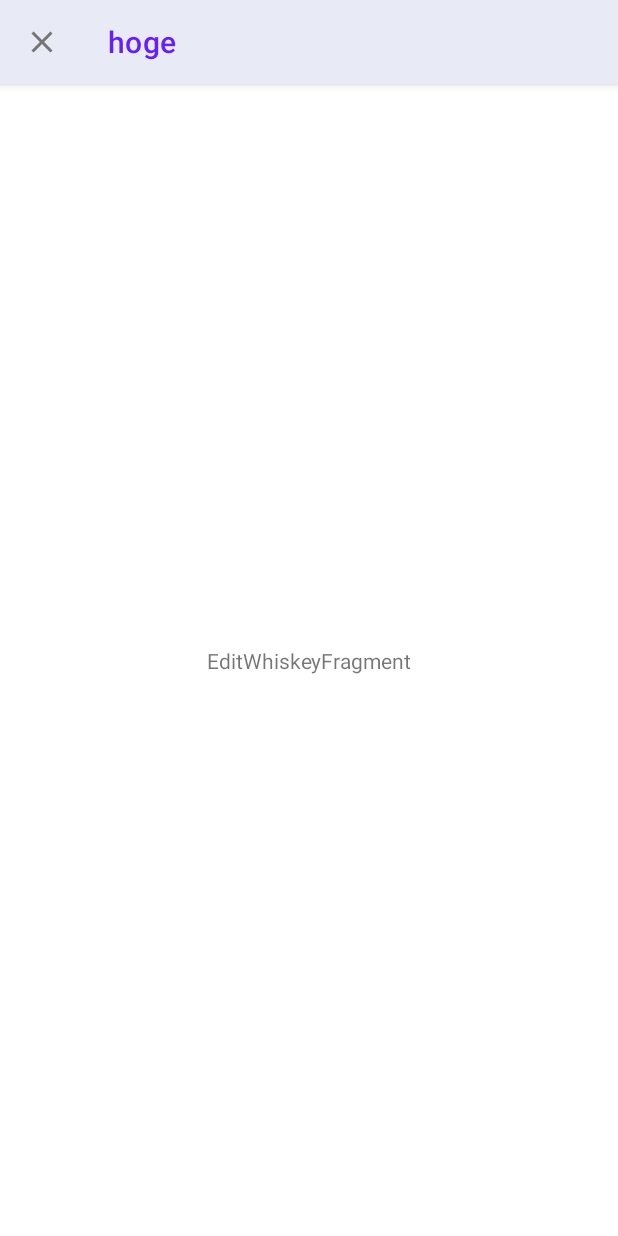
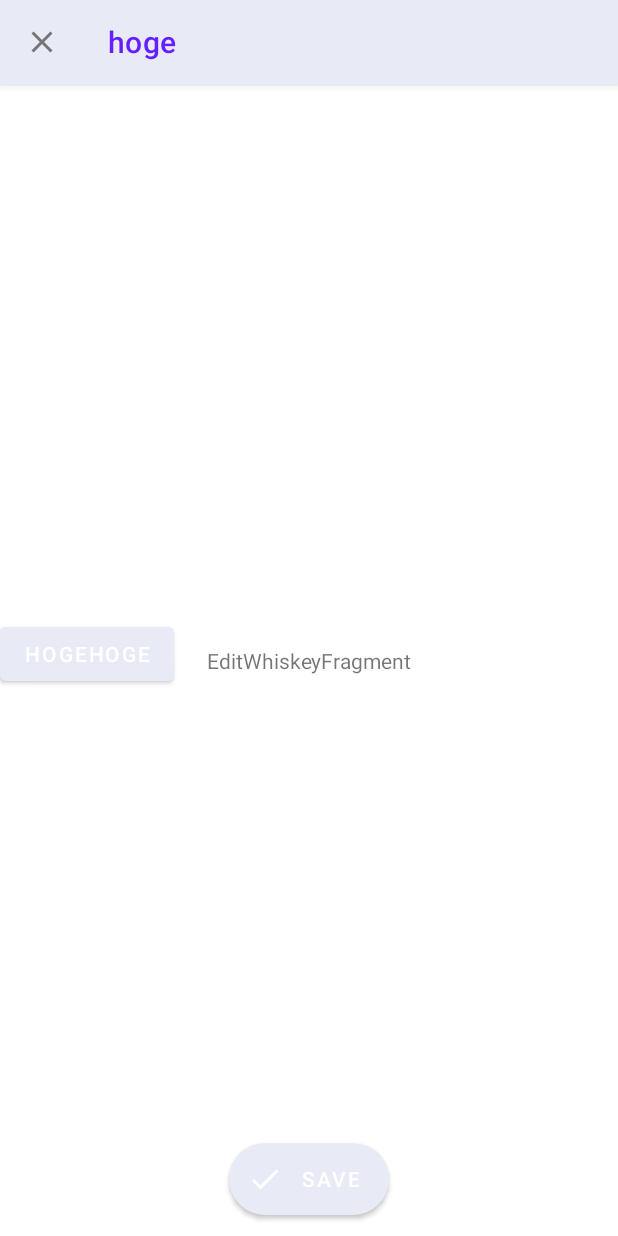
Before and after one commit to aosa4054/Whiskeynote, an Android app: the EditWhiskeyActivity screen opened directly, with no data from a screen before it, on a phone screen of 412 x 824 dp. Run offline under Robolectric (Android 15) with nearby library versions, the phone set to English and light mode, and no system bars; libraries missing offline, so code that uses them is left out: permissions.dispatcher.

Commit message:
uriモチモチ

```diff
--- a/app/src/main/java/io/github/aosa4054/whiskeynote/editWhiskey/EditWhiskeyFragment.kt
+++ b/app/src/main/java/io/github/aosa4054/whiskeynote/editWhiskey/EditWhiskeyFragment.kt
@@ -1,12 +1,16 @@
 package io.github.aosa4054.whiskeynote.editWhiskey
 
+import android.graphics.Outline
 import androidx.lifecycle.ViewModelProviders
 import android.os.Bundle
 import androidx.fragment.app.Fragment
 import android.view.LayoutInflater
 import android.view.View
 import android.view.ViewGroup
+import android.view.ViewOutlineProvider
+import androidx.core.graphics.drawable.toDrawable
 import io.github.aosa4054.whiskeynote.R
+import kotlinx.android.synthetic.main.fragment_edit_whiskey.*
 
 class EditWhiskeyFragment : Fragment() {
 
@@ -18,13 +22,26 @@ class EditWhiskeyFragment : Fragment() {
 
     override fun onCreateView(inflater: LayoutInflater, container: ViewGroup?,
                               savedInstanceState: Bundle?): View {
-        return inflater.inflate(R.layout.fragment_edit_whiskey, container, false)
+
+        val view = inflater.inflate(R.layout.fragment_edit_whiskey, container, false)
+        return view
     }
 
     override fun onActivityCreated(savedInstanceState: Bundle?) {
         super.onActivityCreated(savedInstanceState)
+
+        //fab_save.outlineProvider = ExtendedFabOutlineProvider()
+        //fab_save.clipToOutline = true
+
         viewModel = ViewModelProviders.of(this).get(EditWhiskeyViewModel::class.java)
         // TODO: Use the ViewModel
     }
 
+    class ExtendedFabOutlineProvider : ViewOutlineProvider() {
+
+        override fun getOutline(view: View, outline: Outline) {
+            outline.setRoundRect(0, 0, view.width, view.height, view.height / 2f)
+            view.background = R.color.colorAccent.toDrawable()
+        }
+    }
 }
--- /dev/null
+++ b/app/src/main/res/drawable/ic_done_white_24dp.xml
@@ -0,0 +1,5 @@
+<vector android:height="24dp" android:tint="#FFFFFF"
+    android:viewportHeight="24.0" android:viewportWidth="24.0"
+    android:width="24dp" xmlns:android="http://schemas.android.com/apk/res/android">
+    <path android:fillColor="#FF000000" android:pathData="M9,16.2L4.8,12l-1.4,1.4L9,19 21,7l-1.4,-1.4L9,16.2z"/>
+</vector>
--- a/app/src/main/res/layout/activity_edit_whiskey.xml
+++ b/app/src/main/res/layout/activity_edit_whiskey.xml
@@ -22,6 +22,27 @@
             android:background="?attr/colorPrimary"
             app:navigationIcon="@drawable/ic_close_black_24dp" />
     </com.google.android.material.appbar.AppBarLayout>
+    <androidx.appcompat.widget.AppCompatImageView
+        android:id="@+id/editing_image"
+        android:layout_width="wrap_content"
+        android:layout_height="wrap_content"
+        android:layout_marginStart="32dp"
+        android:layout_marginTop="32dp"
+        android:layout_marginEnd="32dp"
+        android:layout_marginBottom="32dp"
+        app:layout_constraintBottom_toBottomOf="parent"
+        app:layout_constraintEnd_toEndOf="parent"
+        app:layout_constraintStart_toStartOf="parent"
+        app:layout_constraintTop_toTopOf="parent" />
+
+    <com.google.android.material.button.MaterialButton
+        android:layout_width="wrap_content"
+        android:id="@+id/hogehoge"
+        android:layout_height="wrap_content"
+        android:text="hogehoge"
+        app:layout_constraintTop_toBottomOf="@id/editing_image"
+        app:layout_constraintStart_toStartOf="parent"/>
+
 
     <fragment
         android:id="@+id/fragment"
--- a/app/src/main/res/layout/fragment_edit_whiskey.xml
+++ b/app/src/main/res/layout/fragment_edit_whiskey.xml
@@ -6,7 +6,8 @@
     android:layout_width="match_parent"
     android:layout_height="match_parent">
 
-    <de.hdodenhof.circleimageview.CircleImageView
+    <!--
+    <androidx.appcompat.widget.AppCompatImageView
         android:id="@+id/editing_image"
         android:layout_width="wrap_content"
         android:layout_height="wrap_content"
@@ -19,6 +20,13 @@
         app:layout_constraintStart_toStartOf="parent"
         app:layout_constraintTop_toTopOf="parent" />
 
+    <com.google.android.material.button.MaterialButton
+        android:layout_width="wrap_content"
+        android:layout_height="wrap_content"
+        android:text="hogehoge"
+        app:layout_constraintTop_toBottomOf="@id/editing_image"
+        app:layout_constraintStart_toStartOf="parent"/>-->
+
     <TextView
         android:id="@+id/message"
         android:layout_width="wrap_content"
@@ -29,4 +37,14 @@
         app:layout_constraintStart_toStartOf="parent"
         app:layout_constraintTop_toTopOf="parent" />
 
+    <com.google.android.material.button.MaterialButton
+        style="@style/extendedFab"
+        android:id="@+id/fab_save"
+        android:text="save"
+        app:icon="@drawable/ic_done_white_24dp"
+        app:layout_constraintBottom_toBottomOf="parent"
+        app:layout_constraintEnd_toEndOf="parent"
+        app:layout_constraintStart_toStartOf="parent"
+        android:layout_marginBottom="8dp" />
+
 </androidx.constraintlayout.widget.ConstraintLayout>
--- a/app/src/main/res/values/styles.xml
+++ b/app/src/main/res/values/styles.xml
@@ -1,4 +1,4 @@
-<resources>
+<resources xmlns:app="http://schemas.android.com/apk/res-auto">
 
     <!-- Base application theme. -->
     <style name="AppTheme" parent="Theme.MaterialComponents.Light">
@@ -22,4 +22,15 @@
         <item name="textAllCaps">false</item>
     </style>
 
+    <!--MaterialButtonに適用すること-->
+    <style name="extendedFab">
+        <item name="android:elevation">6dp</item>
+        <item name="android:layout_height">60dp</item>
+        <item name="android:layout_width">wrap_content</item>
+        <item name="android:paddingEnd">20dp</item>
+        <item name="android:paddingStart">12dp</item>
+        <item name="cornerRadius">32dp</item>
+        <item name="iconPadding">12dp</item>
+    </style>
+
 </resources>
--- /dev/null
+++ b/settings.gradle
@@ -0,0 +1 @@
+include ':app'
```
Also changed, not shown: app/build.gradle (+7 -7 lines), app/src/main/java/io/github/aosa4054/whiskeynote/editWhiskey/EditWhiskeyActivity.kt (+49 -11 lines), gradle.properties (added, +19 -0 lines), gradle/wrapper/gradle-wrapper.properties (added), 4 other files.
